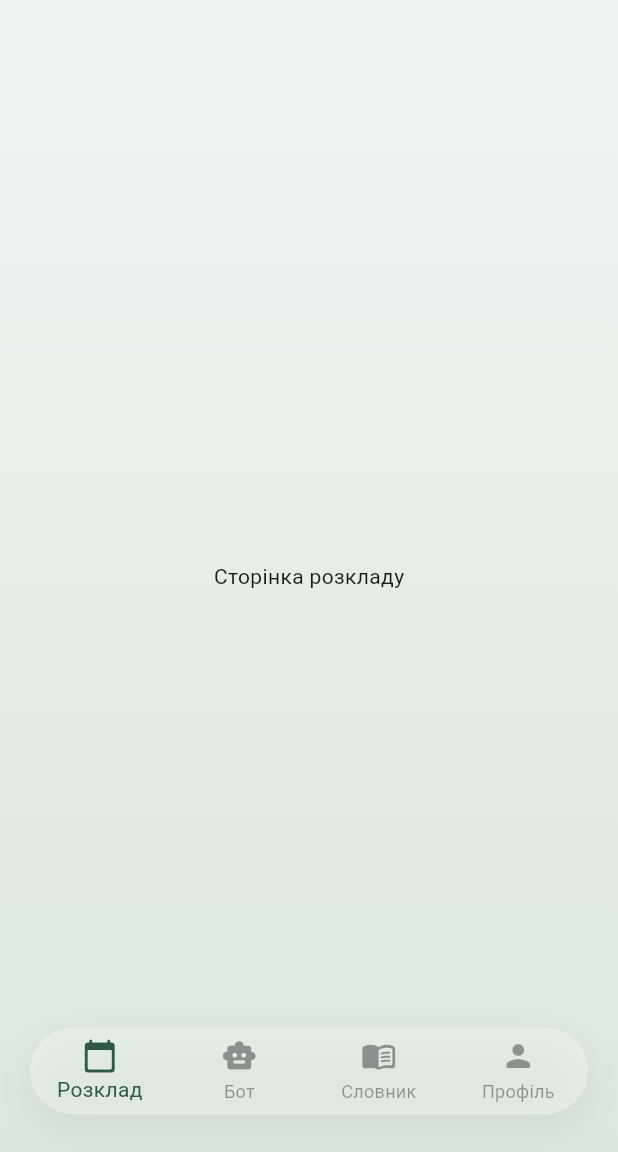
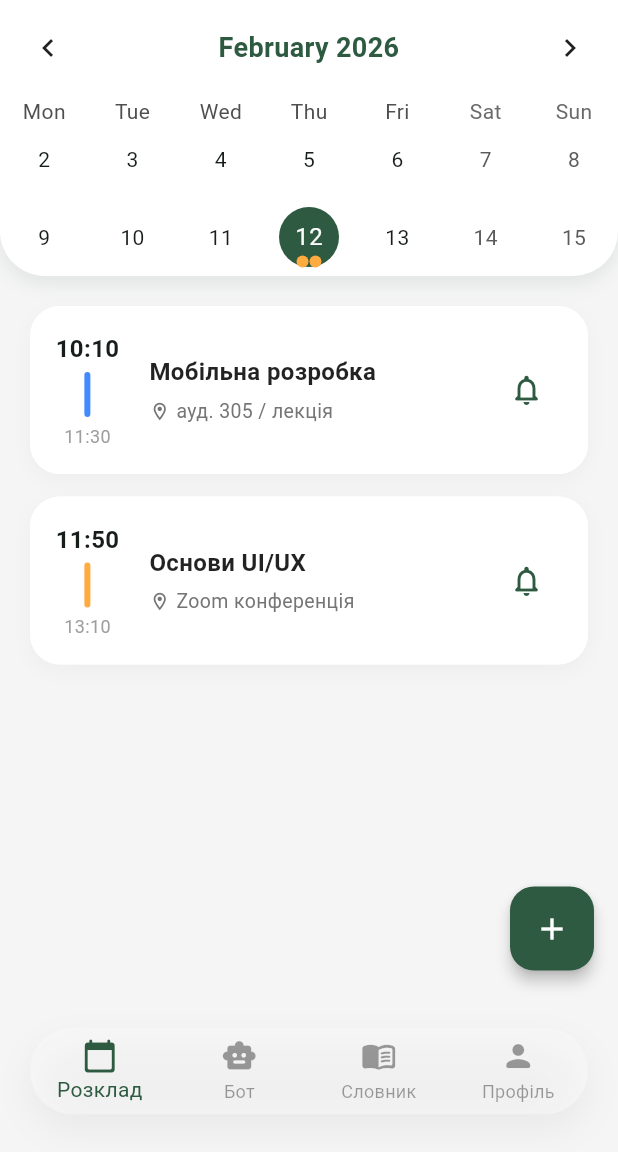
Before and after one commit to viktoriiayakivchuk/uni_helper, a Flutter app: the screen it shows after launch, on a phone screen of 412 x 824 dp, the part 84-1236 px from its top. Run offline on Flutter 3.47's test engine with Material 3 defaults, Android fonts, the phone set to English and light mode, and no system bars; drawn by our look-alikes of table_calendar; our stand-ins replace cloud_firestore, firebase_auth, firebase_core, google_sign_in; accounts and stored records are empty; generated files the repository leaves out were written again.

Commit message:
Add schedule basic UI

```diff
--- a/lib/features/navigation/presentation/pages/main_screen.dart
+++ b/lib/features/navigation/presentation/pages/main_screen.dart
@@ -3,7 +3,7 @@ import 'package:flutter/material.dart';
 import 'package:firebase_auth/firebase_auth.dart';
 import 'package:cloud_firestore/cloud_firestore.dart';
 import '../../../auth/data/auth_service.dart';
-import '../../../schedule/presentation/pages/pages/schedule_page.dart';
+import '../../../schedule/presentation/pages/schedule_page.dart';
 import '../../../glossary/presentation/pages/glossary_page.dart';
 import 'package:uni_helper/features/social_life/presentation/pages/social_life_page.dart';
 import '../../../contacts/presentation/pages/contacts_page.dart';
--- /dev/null
+++ b/lib/features/schedule/domain/lesson_model.dart
@@ -0,0 +1,21 @@
+enum LessonType { lecture, practice, lab, exam, custom }
+
+class Lesson {
+  final String id;
+  final String title;      // Назва предмету
+  final String description;// Викладач або аудиторія
+  final DateTime startTime;
+  final DateTime endTime;
+  final LessonType type;
+  final bool isCustom;     // Чи це власна подія студента
+
+  Lesson({
+    required this.id,
+    required this.title,
+    required this.description,
+    required this.startTime,
+    required this.endTime,
+    required this.type,
+    this.isCustom = false,
+  });
+}
--- a/lib/features/schedule/presentation/pages/pages/schedule_page.dart
+++ /dev/null
@@ -1,10 +0,0 @@
-import 'package:flutter/material.dart';
-
-class SchedulePage extends StatelessWidget { // ПЕРЕВІР ЦЮ НАЗВУ
-  const SchedulePage({super.key});
-
-  @override
-  Widget build(BuildContext context) {
-    return const Center(child: Text('Сторінка розкладу'));
-  }
-}
--- /dev/null
+++ b/lib/features/schedule/presentation/pages/schedule_page.dart
@@ -0,0 +1,179 @@
+import 'package:flutter/material.dart';
+import 'package:table_calendar/table_calendar.dart';
+import 'package:intl/intl.dart';
+import '../../domain/lesson_model.dart';
+import '../widgets/lesson_card.dart';
+
+class SchedulePage extends StatefulWidget {
+  const SchedulePage({super.key});
+
+  @override
+  State<SchedulePage> createState() => _SchedulePageState();
+}
+
+class _SchedulePageState extends State<SchedulePage> {
+  CalendarFormat _calendarFormat = CalendarFormat.twoWeeks;
+  DateTime _focusedDay = DateTime.now();
+  DateTime? _selectedDay;
+  Map<DateTime, List<Lesson>> _events = {};
+
+  @override
+  void initState() {
+    super.initState();
+    _selectedDay = _focusedDay;
+    _events = _getMockEvents(); // Завантаження тестових даних
+  }
+
+  List<Lesson> _getEventsForDay(DateTime day) {
+    // Нормалізація дати для порівняння лише днів (без часу)
+    final normalizedDay = DateTime(day.year, day.month, day.day);
+    return _events[normalizedDay] ?? [];
+  }
+
+  @override
+  Widget build(BuildContext context) {
+    return Scaffold(
+      backgroundColor: const Color(0xFFF5F5F5),
+      body: Column(
+        children: [
+          _buildCalendar(),
+          const SizedBox(height: 10),
+          Expanded(child: _buildEventList()),
+        ],
+      ),
+      // Піднімаємо кнопку, щоб вона не ховалася за нижнім меню
+      floatingActionButton: Padding(
+        padding: const EdgeInsets.only(bottom: 105.0),
+        child: FloatingActionButton(
+          onPressed: () {
+            // Логіка додавання власної події
+          },
+          backgroundColor: const Color(0xFF2D5A40),
+          elevation: 4,
+          child: const Icon(Icons.add, color: Colors.white),
+        ),
+      ),
+    );
+  }
+
+  Widget _buildCalendar() {
+    return Container(
+      decoration: BoxDecoration(
+        color: Colors.white,
+        borderRadius: const BorderRadius.vertical(bottom: Radius.circular(30)),
+        boxShadow: [
+          BoxShadow(
+            color: const Color(0xFF2D5A40).withOpacity(0.1),
+            blurRadius: 10,
+            offset: const Offset(0, 5),
+          )
+        ],
+      ),
+      child: TableCalendar<Lesson>(
+        firstDay: DateTime.utc(2024, 1, 1),
+        lastDay: DateTime.utc(2030, 12, 31),
+        focusedDay: _focusedDay,
+        calendarFormat: _calendarFormat,
+        startingDayOfWeek: StartingDayOfWeek.monday,
+        selectedDayPredicate: (day) => isSameDay(_selectedDay, day),
+        onDaySelected: (selectedDay, focusedDay) {
+          if (!isSameDay(_selectedDay, selectedDay)) {
+            setState(() {
+              _selectedDay = selectedDay;
+              _focusedDay = focusedDay;
+            });
+          }
+        },
+        onFormatChanged: (format) {
+          if (_calendarFormat != format) {
+            setState(() {
+              _calendarFormat = format;
+            });
+          }
+        },
+        eventLoader: _getEventsForDay,
+
+        // Стилізація календаря під Soft UI
+        calendarStyle: CalendarStyle(
+          selectedDecoration: const BoxDecoration(
+            color: Color(0xFF2D5A40),
+            shape: BoxShape.circle,
+          ),
+          todayDecoration: BoxDecoration(
+            color: const Color(0xFF2D5A40).withOpacity(0.4),
+            shape: BoxShape.circle,
+          ),
+          markerDecoration: const BoxDecoration(
+            color: Colors.orangeAccent,
+            shape: BoxShape.circle,
+          ),
+        ),
+        headerStyle: const HeaderStyle(
+          formatButtonVisible: false,
+          titleCentered: true,
+          titleTextStyle: TextStyle(
+            color: Color(0xFF2D5A40),
+            fontWeight: FontWeight.bold,
+            fontSize: 18,
+          ),
+        ),
+      ),
+    );
+  }
+
+  Widget _buildEventList() {
+    final events = _getEventsForDay(_selectedDay!);
+
+    if (events.isEmpty) {
+      return Center(
+        child: Column(
+          mainAxisAlignment: MainAxisAlignment.center,
+          children: [
+            Icon(Icons.weekend_rounded, size: 60, color: Colors.grey.withOpacity(0.4)),
+            const SizedBox(height: 10),
+            Text(
+              "На цей день пар немає",
+              style: TextStyle(color: Colors.grey.withOpacity(0.8), fontSize: 16),
+            ),
+          ],
+        ),
+      );
+    }
+
+    return ListView.builder(
+      // Додаємо великий відступ знизу (bottom: 120), щоб остання картка була над меню
+      padding: const EdgeInsets.only(left: 20, right: 20, top: 10, bottom: 120),
+      itemCount: events.length,
+      itemBuilder: (context, index) {
+        return LessonCard(lesson: events[index]);
+      },
+    );
+  }
+
+  // Тестові дані з обов'язковим параметром id
+  Map<DateTime, List<Lesson>> _getMockEvents() {
+    final now = DateTime.now();
+    final today = DateTime(now.year, now.month, now.day);
+
+    return {
+      today: [
+        Lesson(
+          id: '1', // Обов'язковий ID
+          title: 'Мобільна розробка',
+          description: 'ауд. 305 / лекція',
+          startTime: DateTime(now.year, now.month, now.day, 10, 10),
+          endTime: DateTime(now.year, now.month, now.day, 11, 30),
+          type: LessonType.lecture,
+        ),
+        Lesson(
+          id: '2', // Обов'язковий ID
+          title: 'Основи UI/UX',
+          description: 'Zoom конференція',
+          startTime: DateTime(now.year, now.month, now.day, 11, 50),
+          endTime: DateTime(now.year, now.month, now.day, 13, 10),
+          type: LessonType.practice,
+        ),
+      ],
+    };
+  }
+}
--- a/lib/features/schedule/presentation/pages/widgets/lesson_card.dart
+++ /dev/null
@@ -1,67 +0,0 @@
-import 'package:flutter/material.dart';
-
-class LessonCard extends StatelessWidget {
-  final String title;
-  final String time;
-  final String type;
-  final String teacher;
-  final Color themeColor;
-
-  const LessonCard({
-    super.key,
-    required this.title,
-    required this.time,
-    required this.type,
-    required this.teacher,
-    required this.themeColor,
-  });
-
-  @override
-  Widget build(BuildContext context) {
-    return Container(
-      margin: const EdgeInsets.only(bottom: 15),
-      decoration: BoxDecoration(
-        color: Colors.white,
-        borderRadius: BorderRadius.circular(22), // Soft UI: BorderRadius 20+
-        boxShadow: [
-          BoxShadow(
-            color: Colors.black.withOpacity(0.05),
-            blurRadius: 10,
-            offset: const Offset(0, 5),
-          )
-        ],
-      ),
-      child: IntrinsicHeight(
-        child: Row(
-          children: [
-            Container(
-              width: 8,
-              decoration: BoxDecoration(
-                color: themeColor,
-                borderRadius: const BorderRadius.only(
-                  topLeft: Radius.circular(22),
-                  bottomLeft: Radius.circular(22),
-                ),
-              ),
-            ),
-            const SizedBox(width: 15),
-            Expanded(
-              child: Padding(
-                padding: const EdgeInsets.symmetric(vertical: 15),
-                child: Column(
-                  crossAxisAlignment: CrossAxisAlignment.start,
-                  children: [
-                    Text(title, style: const TextStyle(fontWeight: FontWeight.bold, fontSize: 16)),
-                    const SizedBox(height: 5),
-                    Text("$time • $type", style: TextStyle(color: Colors.grey[600])),
-                    Text(teacher, style: TextStyle(color: Colors.grey[400], fontSize: 12)),
-                  ],
-                ),
-              ),
-            ),
-          ],
-        ),
-      ),
-    );
-  }
-}
--- /dev/null
+++ b/lib/features/schedule/presentation/widgets/lesson_card.dart
@@ -0,0 +1,78 @@
+import 'package:flutter/material.dart';
+import 'package:intl/intl.dart';
+import '../../domain/lesson_model.dart';
+
+class LessonCard extends StatelessWidget {
+  final Lesson lesson;
+
+  const LessonCard({super.key, required this.lesson});
+
+  @override
+  Widget build(BuildContext context) {
+    final dateFormat = DateFormat('HH:mm');
+    Color typeColor;
+
+    switch (lesson.type) {
+      case LessonType.lecture: typeColor = Colors.blueAccent; break;
+      case LessonType.practice: typeColor = Colors.orangeAccent; break;
+      case LessonType.exam: typeColor = Colors.redAccent; break;
+      default: typeColor = const Color(0xFF2D5A40);
+    }
+
+    return Container(
+      margin: const EdgeInsets.only(bottom: 15),
+      padding: const EdgeInsets.all(16),
+      decoration: BoxDecoration(
+        color: Colors.white,
+        borderRadius: BorderRadius.circular(20),
+        boxShadow: [
+          BoxShadow(color: Colors.black.withOpacity(0.03), blurRadius: 10, offset: const Offset(0, 4))
+        ],
+        border: Border.all(color: Colors.white.withOpacity(0.8)),
+      ),
+      child: Row(
+        children: [
+          // Лінія часу та індикатор типу
+          Column(
+            children: [
+              Text(dateFormat.format(lesson.startTime), style: const TextStyle(fontWeight: FontWeight.bold, fontSize: 16)),
+              Container(
+                margin: const EdgeInsets.symmetric(vertical: 4),
+                height: 30,
+                width: 4,
+                decoration: BoxDecoration(color: typeColor, borderRadius: BorderRadius.circular(2)),
+              ),
+              Text(dateFormat.format(lesson.endTime), style: const TextStyle(fontSize: 12, color: Colors.grey)),
+            ],
+          ),
+          const SizedBox(width: 20),
+          // Інформація про пару
+          Expanded(
+            child: Column(
+              crossAxisAlignment: CrossAxisAlignment.start,
+              children: [
+                Text(lesson.title, style: const TextStyle(fontWeight: FontWeight.bold, fontSize: 16, color: Colors.black87)),
+                const SizedBox(height: 5),
+                Row(
+                  children: [
+                    Icon(Icons.location_on_outlined, size: 14, color: Colors.grey[600]),
+                    const SizedBox(width: 4),
+                    Text(lesson.description, style: TextStyle(color: Colors.grey[600], fontSize: 13)),
+                  ],
+                ),
+              ],
+            ),
+          ),
+          // Кнопка нагадування (поки що іконка)
+          IconButton(
+            icon: const Icon(Icons.notifications_none_rounded, color: Color(0xFF2D5A40)),
+            onPressed: () {
+              // Тут буде виклик NotificationService
+              ScaffoldMessenger.of(context).showSnackBar(const SnackBar(content: Text('Нагадування встановлено! (Demo)')));
+            },
+          )
+        ],
+      ),
+    );
+  }
+}
--- a/pubspec.yaml
+++ b/pubspec.yaml
@@ -21,6 +21,9 @@ dependencies:
   google_sign_in: ^6.2.1
   intl: ^0.20.2 # Для форматування дати у розкладі
   url_launcher: ^6.3.2
+  table_calendar: ^3.1.2 # Найкращий віджет календаря для Flutter
+  flutter_local_notifications: ^18.0.1 # Для нагадувань
+  timezone: ^0.10.0 # Для правильної роботи часу сповіщень
 
 dev_dependencies:
   flutter_test:
```
Also changed, not shown: pubspec.lock, 2 other files.
